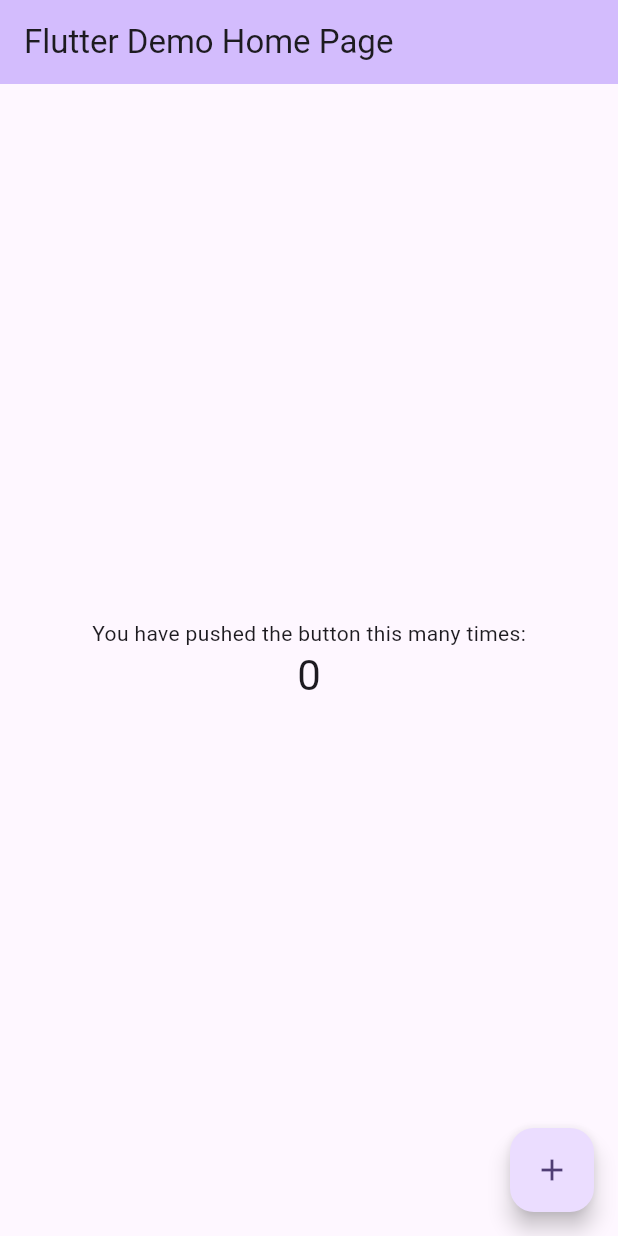
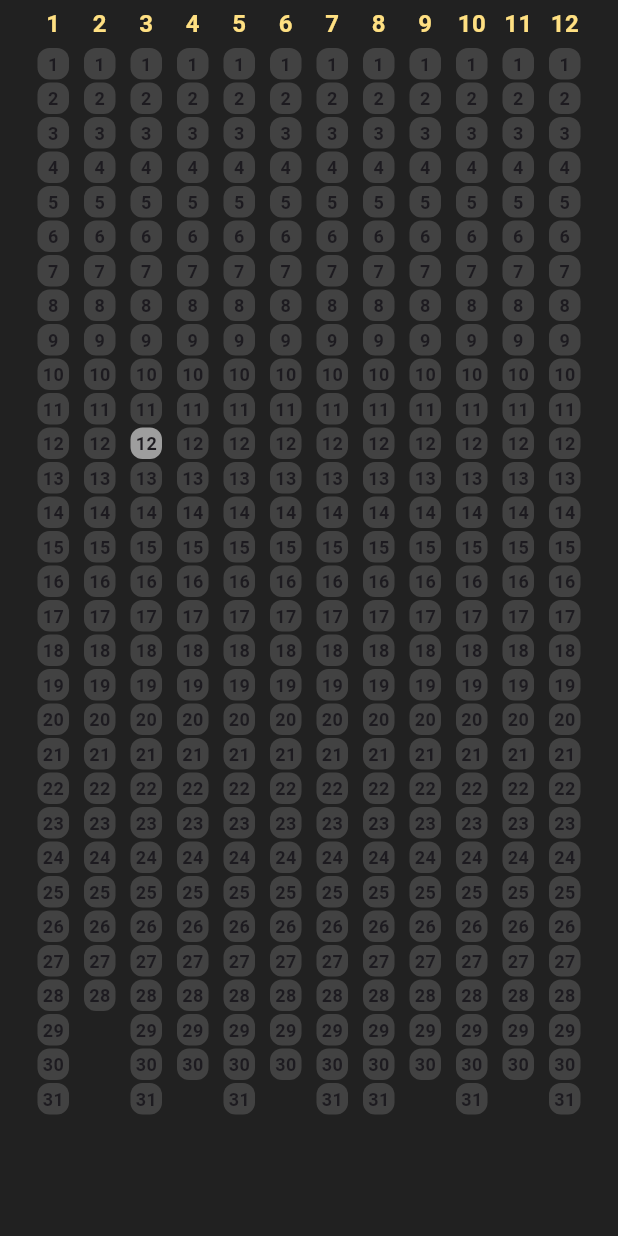
Before and after one commit to lombardi-antonio/every_day, a Flutter app: the screen it shows after launch, on a phone screen of 412 x 824 dp. Run offline on Flutter 3.47's test engine with Material 3 defaults, Android fonts, the light colour scheme and no system bars.

Commit message:
Add initial functionality

```diff
--- /dev/null
+++ b/devtools_options.yaml
@@ -0,0 +1,3 @@
+description: This file stores settings for Dart & Flutter DevTools.
+documentation: https://docs.flutter.dev/tools/devtools/extensions#configure-extension-enablement-states
+extensions:
--- a/lib/main.dart
+++ b/lib/main.dart
@@ -1,122 +1,31 @@
 import 'package:flutter/material.dart';
+import 'package:every_day/providers/goal_provider.dart';
+import 'package:every_day/screens/year_view.dart';
+import 'package:provider/provider.dart';
 
 void main() {
-  runApp(const MyApp());
+  runApp(MyApp());
 }
 
 class MyApp extends StatelessWidget {
   const MyApp({super.key});
 
-  // This widget is the root of your application.
   @override
   Widget build(BuildContext context) {
-    return MaterialApp(
-      title: 'Flutter Demo',
-      theme: ThemeData(
-        // This is the theme of your application.
-        //
-        // TRY THIS: Try running your application with "flutter run". You'll see
-        // the application has a purple toolbar. Then, without quitting the app,
-        // try changing the seedColor in the colorScheme below to Colors.green
-        // and then invoke "hot reload" (save your changes or press the "hot
-        // reload" button in a Flutter-supported IDE, or press "r" if you used
-        // the command line to start the app).
-        //
-        // Notice that the counter didn't reset back to zero; the application
-        // state is not lost during the reload. To reset the state, use hot
-        // restart instead.
-        //
-        // This works for code too, not just values: Most code changes can be
-        // tested with just a hot reload.
-        colorScheme: ColorScheme.fromSeed(seedColor: Colors.deepPurple),
+    return ChangeNotifierProvider(
+      create: (_) => GoalProvider(),
+      child: MaterialApp(
+        title: 'Every Day Goal Calendar',
+        theme: ThemeData(
+          primarySwatch: Colors.amber,
+          scaffoldBackgroundColor: Colors.grey.shade900,
+          appBarTheme: AppBarTheme(
+            backgroundColor: Colors.grey.shade900,
+            foregroundColor: Colors.amber.shade200,
+          ),
+        ),
+        home: YearView(),
       ),
-      home: const MyHomePage(title: 'Flutter Demo Home Page'),
     );
   }
 }
-
-class MyHomePage extends StatefulWidget {
-  const MyHomePage({super.key, required this.title});
-
-  // This widget is the home page of your application. It is stateful, meaning
-  // that it has a State object (defined below) that contains fields that affect
-  // how it looks.
-
-  // This class is the configuration for the state. It holds the values (in this
-  // case the title) provided by the parent (in this case the App widget) and
-  // used by the build method of the State. Fields in a Widget subclass are
-  // always marked "final".
-
-  final String title;
-
-  @override
-  State<MyHomePage> createState() => _MyHomePageState();
-}
-
-class _MyHomePageState extends State<MyHomePage> {
-  int _counter = 0;
-
-  void _incrementCounter() {
-    setState(() {
-      // This call to setState tells the Flutter framework that something has
-      // changed in this State, which causes it to rerun the build method below
-      // so that the display can reflect the updated values. If we changed
-      // _counter without calling setState(), then the build method would not be
-      // called again, and so nothing would appear to happen.
-      _counter++;
-    });
-  }
-
-  @override
-  Widget build(BuildContext context) {
-    // This method is rerun every time setState is called, for instance as done
-    // by the _incrementCounter method above.
-    //
-    // The Flutter framework has been optimized to make rerunning build methods
-    // fast, so that you can just rebuild anything that needs updating rather
-    // than having to individually change instances of widgets.
-    return Scaffold(
-      appBar: AppBar(
-        // TRY THIS: Try changing the color here to a specific color (to
-        // Colors.amber, perhaps?) and trigger a hot reload to see the AppBar
-        // change color while the other colors stay the same.
-        backgroundColor: Theme.of(context).colorScheme.inversePrimary,
-        // Here we take the value from the MyHomePage object that was created by
-        // the App.build method, and use it to set our appbar title.
-        title: Text(widget.title),
-      ),
-      body: Center(
-        // Center is a layout widget. It takes a single child and positions it
-        // in the middle of the parent.
-        child: Column(
-          // Column is also a layout widget. It takes a list of children and
-          // arranges them vertically. By default, it sizes itself to fit its
-          // children horizontally, and tries to be as tall as its parent.
-          //
-          // Column has various properties to control how it sizes itself and
-          // how it positions its children. Here we use mainAxisAlignment to
-          // center the children vertically; the main axis here is the vertical
-          // axis because Columns are vertical (the cross axis would be
-          // horizontal).
-          //
-          // TRY THIS: Invoke "debug painting" (choose the "Toggle Debug Paint"
-          // action in the IDE, or press "p" in the console), to see the
-          // wireframe for each widget.
-          mainAxisAlignment: MainAxisAlignment.center,
-          children: <Widget>[
-            const Text('You have pushed the button this many times:'),
-            Text(
-              '$_counter',
-              style: Theme.of(context).textTheme.headlineMedium,
-            ),
-          ],
-        ),
-      ),
-      floatingActionButton: FloatingActionButton(
-        onPressed: _incrementCounter,
-        tooltip: 'Increment',
-        child: const Icon(Icons.add),
-      ), // This trailing comma makes auto-formatting nicer for build methods.
-    );
-  }
-}
--- /dev/null
+++ b/lib/models/goal_day.dart
@@ -0,0 +1,6 @@
+class GoalDay {
+  final DateTime date;
+  bool isCompleted;
+
+  GoalDay({required this.date, this.isCompleted = false});
+}
--- /dev/null
+++ b/lib/providers/goal_provider.dart
@@ -0,0 +1,16 @@
+import 'package:flutter/material.dart';
+import '../models/goal_day.dart';
+
+class GoalProvider with ChangeNotifier {
+  final Map<DateTime, GoalDay> _days = {};
+
+  GoalDay getDay(DateTime date) {
+    return _days.putIfAbsent(date, () => GoalDay(date: date));
+  }
+
+  void toggleGoalCompletion(DateTime date) {
+    final day = getDay(date);
+    day.isCompleted = !day.isCompleted;
+    notifyListeners();
+  }
+}
--- /dev/null
+++ b/lib/screens/month_view.dart
@@ -0,0 +1,31 @@
+import 'package:flutter/material.dart';
+import 'package:every_day/widgets/day_button.dart';
+
+class MonthView extends StatelessWidget {
+  final int month;
+  final int year;
+
+  const MonthView({super.key, required this.month, required this.year});
+
+  @override
+  Widget build(BuildContext context) {
+    final daysInMonth = DateTime(year, month + 1, 0).day;
+
+    return Scaffold(
+      appBar: AppBar(title: Text('Goals of $month/$year')),
+      body: GridView.builder(
+        padding: EdgeInsets.all(40.0),
+        gridDelegate: SliverGridDelegateWithFixedCrossAxisCount(
+          crossAxisCount: 4,
+          crossAxisSpacing: 13,
+          mainAxisSpacing: 13,
+        ),
+        itemCount: daysInMonth,
+        itemBuilder: (_, index) {
+          final date = DateTime(year, month, index + 1);
+          return DayButton(date: date, size: 40.0);
+        },
+      ),
+    );
+  }
+}
--- /dev/null
+++ b/lib/screens/year_view.dart
@@ -0,0 +1,84 @@
+import 'package:flutter/material.dart';
+import 'package:every_day/screens/month_view.dart';
+import 'package:every_day/widgets/day_button.dart';
+
+class YearView extends StatelessWidget {
+  final int currentYear = DateTime.now().year;
+
+  YearView({super.key});
+
+  @override
+  Widget build(BuildContext context) {
+    return Scaffold(
+      body: SafeArea(
+        child: LayoutBuilder(
+          builder: (context, constraints) {
+            return SingleChildScrollView(
+              scrollDirection: Axis.horizontal,
+              child: ConstrainedBox(
+                constraints: BoxConstraints(minWidth: constraints.maxWidth),
+                child: Row(
+                  mainAxisAlignment: MainAxisAlignment.center,
+                  crossAxisAlignment: CrossAxisAlignment.start,
+                  children: List.generate(12, (monthIndex) {
+                    final daysInMonth =
+                        DateTime(currentYear, monthIndex + 2, 0).day;
+
+                    return Column(
+                      children: [
+                        Container(
+                          padding: EdgeInsets.symmetric(vertical: 4.0),
+                          child: Text(
+                            "${(monthIndex + 1)}",
+                            style: TextStyle(
+                              fontWeight: FontWeight.bold,
+                              fontSize: 16,
+                              color: Colors.amber.shade200,
+                            ),
+                          ),
+                        ),
+                        Column(
+                          children: List.generate(daysInMonth, (dayIndex) {
+                            final date = DateTime(
+                              currentYear,
+                              monthIndex + 1,
+                              dayIndex + 1,
+                            );
+
+                            return Padding(
+                              padding: const EdgeInsets.symmetric(
+                                horizontal: 4.0,
+                              ),
+                              child: DayButton(
+                                date: date,
+                                size: 21.0,
+                                onTap: () {
+                                  Navigator.push(
+                                    context,
+                                    MaterialPageRoute(
+                                      builder:
+                                          (context) => MonthView(
+                                            month: date.month,
+                                            year: date.year,
+                                          ),
+                                    ),
+                                  );
+                                },
+                              ),
+                            );
+                          }),
+                        ),
+                      ],
+                    );
+                  }),
+                ),
+              ),
+            );
+          },
+        ),
+      ),
+    );
+  }
+
+  int get year => DateTime.now().year;
+}
--- /dev/null
+++ b/lib/widgets/day_button.dart
@@ -0,0 +1,66 @@
+import 'package:flutter/material.dart';
+import 'package:flutter/services.dart';
+import 'package:provider/provider.dart';
+import '../providers/goal_provider.dart';
+
+class DayButton extends StatelessWidget {
+  final DateTime date;
+  final double size;
+  final VoidCallback? onTap;
+
+  const DayButton({
+    super.key,
+    required this.date,
+    this.size = 40.0,
+    this.onTap,
+  });
+
+  @override
+  Widget build(BuildContext context) {
+    final goalProvider = Provider.of<GoalProvider>(context);
+    final isCompleted = goalProvider.getDay(date).isCompleted;
+
+    return GestureDetector(
+      onTap:
+          onTap ??
+          () async {
+            goalProvider.toggleGoalCompletion(date);
+            HapticFeedback.heavyImpact();
+          },
+      child: AnimatedContainer(
+        duration: Duration(microseconds: 250),
+        margin: EdgeInsets.all(1),
+        decoration: BoxDecoration(
+          color: isCompleted ? Colors.amberAccent : _getBackgroundColor(),
+          borderRadius: BorderRadius.circular(8),
+          boxShadow: [
+            if (isCompleted)
+              BoxShadow(color: Colors.amber.shade100, blurRadius: 4),
+          ],
+        ),
+        height: size,
+        width: size,
+        child: Center(
+          child: Text(
+            '${date.day}',
+            style: TextStyle(fontSize: 12, fontWeight: FontWeight.bold),
+          ),
+        ),
+      ),
+    );
+  }
+
+  Color _getBackgroundColor() {
+    if (_isToday()) {
+      return Colors.grey.shade500;
+    }
+    return Colors.grey.shade800;
+  }
+
+  bool _isToday() {
+    final now = DateTime.now();
+    return date.year == now.year &&
+        date.month == now.month &&
+        date.day == now.day;
+  }
+}
--- a/pubspec.yaml
+++ b/pubspec.yaml
@@ -34,6 +34,9 @@ dependencies:
   # The following adds the Cupertino Icons font to your application.
   # Use with the CupertinoIcons class for iOS style icons.
   cupertino_icons: ^1.0.8
+  provider: ^6.1.2
+  flutter_staggered_grid_view: ^0.7.0
+  vibration: ^3.1.3
 
 dev_dependencies:
   flutter_test:
```
Also changed, not shown: pubspec.lock, 11 other files.
